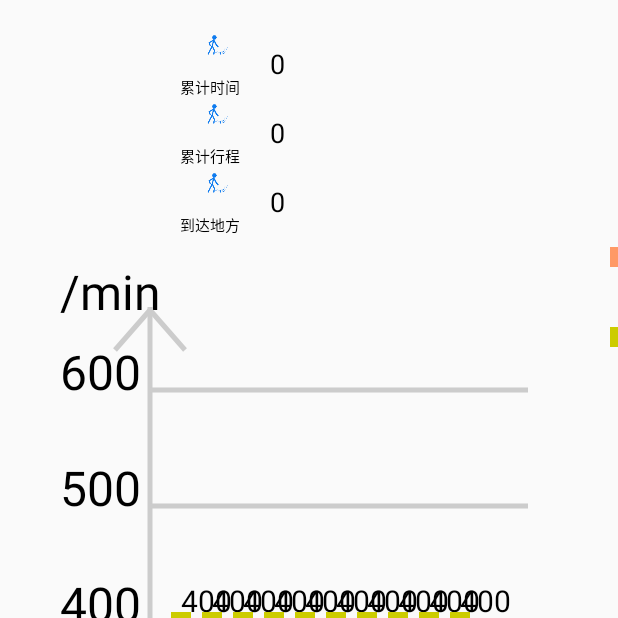
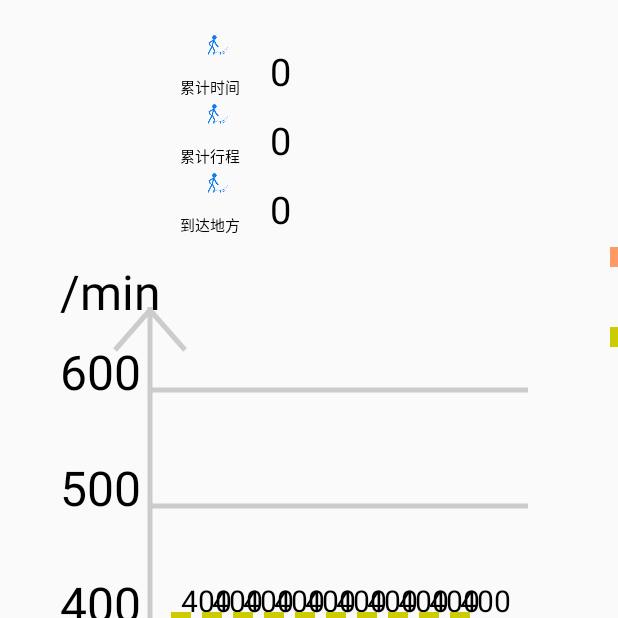
Before and after one commit to cnlkl/put-me-down, an Android app: the AchievementActivity screen opened directly, with no data from a screen before it, on a phone screen of 412 x 824 dp, the top half of it. Run offline under Robolectric (Android 15) with nearby library versions, the phone set to English and light mode, and no system bars.

Commit message:
最终版本

```diff
--- a/app/src/main/res/layout/activity_achievement.xml
+++ b/app/src/main/res/layout/activity_achievement.xml
@@ -47,7 +47,7 @@
             android:layout_width="wrap_content"
             android:layout_height="36dp"
             android:textColor="@color/black"
-            android:textSize="18dp"
+            android:textSize="25dp"
             android:text="100分钟"
             android:layout_marginTop="10dp"
             />
@@ -89,7 +89,7 @@
             android:layout_width="wrap_content"
             android:layout_height="36dp"
             android:textColor="@color/black"
-            android:textSize="18dp"
+            android:textSize="25dp"
             android:text="100分钟"
             android:layout_marginTop="10dp"
             android:layout_weight="0.09" />
@@ -131,12 +131,17 @@
             android:layout_width="wrap_content"
             android:layout_height="36dp"
             android:textColor="@color/black"
-            android:textSize="18dp"
+            android:textSize="25dp"
             android:text="100分钟"
             android:layout_marginTop="10dp"
             />
     </LinearLayout>
+
     </LinearLayout>
+
+<LinearLayout
+    android:layout_width="match_parent"
+    android:layout_height="match_parent">
 
     <com.fzuclover.putmedown.views.Charts
         android:layout_width="match_parent"
@@ -146,3 +151,7 @@
 
 
 </LinearLayout>
+
+
+
+</LinearLayout>
```
Also changed, not shown: app/src/main/java/com/fzuclover/putmedown/features/achievement/AchievementActivity.java (line endings or trailing spaces).
